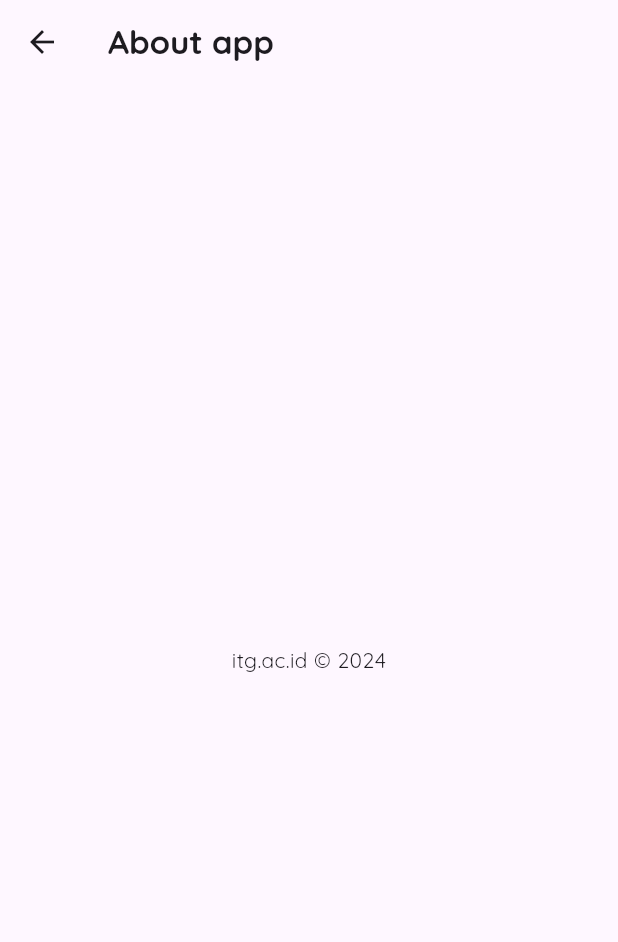
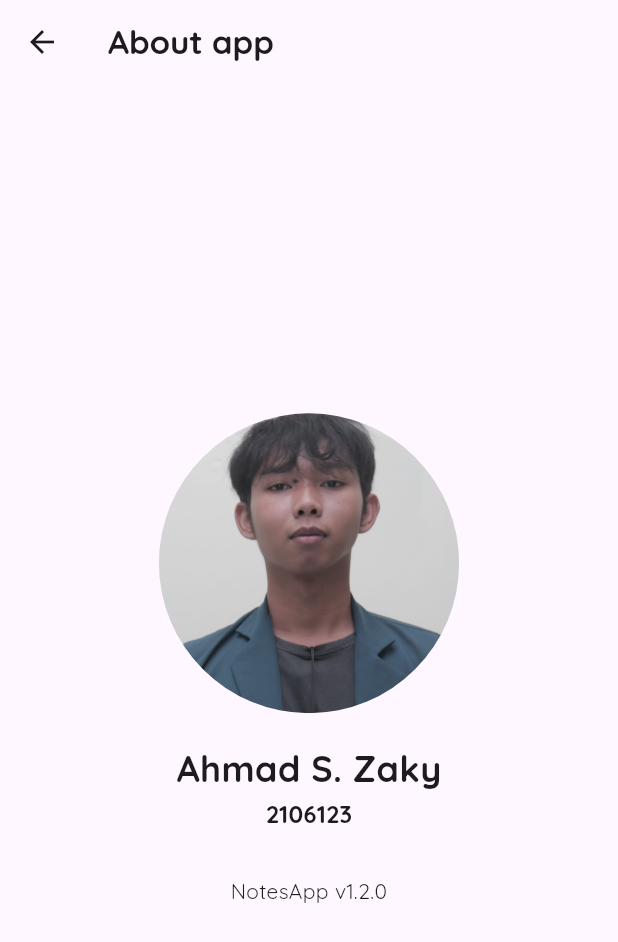
Before and after one commit to Ahmad-s-zaky/notesappmobile, a Flutter app: the AboutPage screen opened by its route, on a phone screen of 412 x 824 dp. Shown: the top 942 px of the screen. Run offline on Flutter 3.47's test engine with Material 3 defaults, Android fonts, the phone set to English and light mode, and no system bars; our stand-ins replace sqflite; accounts and stored records are empty.

Commit message:
menambahkan gambar ke about_page

```diff
--- a/lib/pages/about_page.dart
+++ b/lib/pages/about_page.dart
@@ -16,7 +16,36 @@ class AboutPage extends StatelessWidget {
         ),
       ),
       body: const Center(
-        child: Text("itg.ac.id © 2024"),
+      child: Column(
+        mainAxisAlignment: MainAxisAlignment.center,
+        children: [
+          CircleAvatar(
+            radius: 100,
+            backgroundImage: AssetImage('assets/images/Me0.jpg'),
+          ),
+          SizedBox(height: 20,),
+          Text(
+            "Ahmad S. Zaky",
+            style: TextStyle(
+              fontSize: 24,
+              fontWeight: FontWeight.bold,
+            ),
+          ),
+          SizedBox(height: 2,),
+          Text(
+            "2106123",
+            style: TextStyle(
+              fontSize: 16,
+              fontWeight: FontWeight.bold,
+            ),
+          ),
+          SizedBox(height: 30),
+            Text(
+              'NotesApp v1.2.0',
+              textAlign: TextAlign.center,
+            ),
+        ],
+      )
       ),
     );
   }
--- a/pubspec.yaml
+++ b/pubspec.yaml
@@ -55,7 +55,6 @@ dev_dependencies:
 flutter_launcher_icons:
   android: "ic_launcher"
   ios: true
-  image_path: "assets/images/sticky-note.png"
   min_sdk_android: 21
 
 # For information on the generic Dart part of this file, see the
@@ -64,7 +63,9 @@ flutter_launcher_icons:
 # The following section is specific to Flutter packages.
 flutter:
   assets:
-    - assets/images/
+# Suggested code may be subject to a license. Learn more: ~LicenseLog:3891084962.
+    - assets/images/sticky-note.png
+    - assets/images/Me0.jpg
   fonts:
     - family: Quicksand
       fonts:
```
Also changed, not shown: assets/images/Me0.jpg (added).
